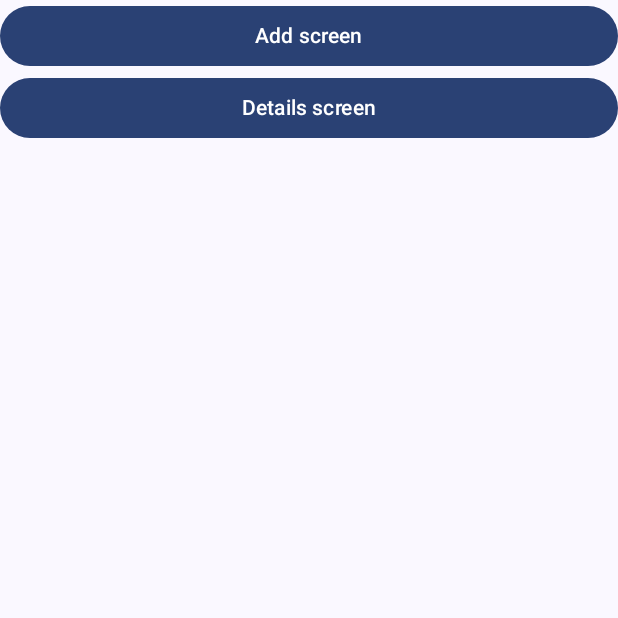
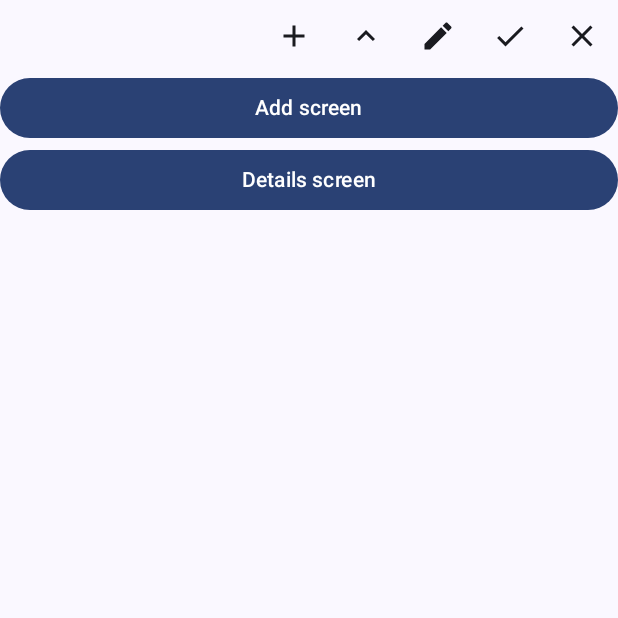
Before and after one commit to AlenniBoris/NoteApp, an Android app built with Jetpack Compose: the screen it shows after launch (MainActivity), on a phone screen of 412 x 824 dp, the top half of it. Run offline under Robolectric (Android 15) with nearby library versions, the phone set to English and light mode, and no system bars; our stand-ins replace Dagger/Hilt's generated code.

Commit message:
added top bar of the application

```diff
--- a/app/src/main/java/com/example/noteapplication/MainActivity.kt
+++ b/app/src/main/java/com/example/noteapplication/MainActivity.kt
@@ -15,7 +15,7 @@ import androidx.compose.ui.Modifier
 import androidx.compose.ui.tooling.preview.Preview
 import androidx.navigation.compose.rememberNavController
 import com.example.noteapplication.navigation.NavigationGraph
-import com.example.noteapplication.ui.theme.NoteApplicationTheme
+import com.example.noteapplication.presentation.uikit.theme.NoteApplicationTheme
 import dagger.hilt.android.AndroidEntryPoint
 
 @AndroidEntryPoint
--- a/app/src/main/java/com/example/noteapplication/navigation/NavigationGraph.kt
+++ b/app/src/main/java/com/example/noteapplication/navigation/NavigationGraph.kt
@@ -7,7 +7,7 @@ import androidx.compose.ui.Modifier
 import androidx.navigation.NavHostController
 import androidx.navigation.compose.NavHost
 import androidx.navigation.compose.composable
-import com.example.noteapplication.presentation.add.views.AddScreen
+import com.example.noteapplication.presentation.add.views.RefactorScreen
 import com.example.noteapplication.presentation.details.views.DetailsScreen
 import com.example.noteapplication.presentation.home.views.HomeScreen
 
@@ -18,7 +18,7 @@ fun NavigationGraph(
 ) {
     NavHost(
         navController = navController,
-        startDestination = Route.HomeRoute.route,
+        startDestination = Screen.Home.route,
         modifier = Modifier.padding(pd)
     ){
 
@@ -28,8 +28,8 @@ fun NavigationGraph(
             )
         }
 
-        composable(Route.AddScreen.route){
-            AddScreen(
+        composable(Route.RefactorScreen.route){
+            RefactorScreen(
                 navController = navController
             )
         }
--- a/app/src/main/java/com/example/noteapplication/navigation/Route.kt
+++ b/app/src/main/java/com/example/noteapplication/navigation/Route.kt
@@ -5,5 +5,5 @@ sealed class Route(
 ) {
     data object HomeRoute: Route("homescreen")
     data object DetailsRoute: Route("detailsscreen/{id}")
-    data object AddScreen: Route("addscreen")
+    data object RefactorScreen: Route("refactorscreen")
 }
--- a/app/src/main/java/com/example/noteapplication/navigation/Screen.kt
+++ b/app/src/main/java/com/example/noteapplication/navigation/Screen.kt
@@ -5,5 +5,5 @@ sealed class Screen(
 ){
     data object Home: Screen("homescreen")
     data object Details: Screen("detailsscreen/")
-    data object Add: Screen("addscreen")
+    data object Refactor: Screen("refactorscreen")
 }
--- a/app/src/main/java/com/example/noteapplication/presentation/add/views/AddScreen.kt
+++ b/app/src/main/java/com/example/noteapplication/presentation/add/views/RefactorScreen.kt
@@ -8,10 +8,9 @@ import androidx.compose.material3.Text
 import androidx.compose.runtime.Composable
 import androidx.compose.ui.Modifier
 import androidx.navigation.NavHostController
-import com.example.noteapplication.navigation.Route
 
 @Composable
-fun AddScreen(
+fun RefactorScreen(
     navController: NavHostController
 ){
     Column(
--- a/app/src/main/java/com/example/noteapplication/presentation/home/views/HomeScreen.kt
+++ b/app/src/main/java/com/example/noteapplication/presentation/home/views/HomeScreen.kt
@@ -1,7 +1,7 @@
 package com.example.noteapplication.presentation.home.views
 
+import androidx.compose.animation.fadeIn
 import androidx.compose.foundation.layout.Column
-import androidx.compose.foundation.layout.Row
 import androidx.compose.foundation.layout.fillMaxSize
 import androidx.compose.foundation.layout.fillMaxWidth
 import androidx.compose.material3.Button
@@ -9,8 +9,8 @@ import androidx.compose.material3.Text
 import androidx.compose.runtime.Composable
 import androidx.compose.ui.Modifier
 import androidx.navigation.NavHostController
-import com.example.noteapplication.navigation.Route
 import com.example.noteapplication.navigation.Screen
+import com.example.noteapplication.presentation.uikit.views.AppTopBar
 
 @Composable
 fun HomeScreen(
@@ -19,10 +19,23 @@ fun HomeScreen(
     Column(
         modifier = Modifier.fillMaxSize()
     ) {
+        AppTopBar(
+            needsAddButton = true,
+            onAddButtonClicked = {},
+            needsSortButton = true,
+            onSortButtonClicked = {},
+            needsEditButton = true,
+            onEditButtonClicked = {},
+            needsAcceptButton = true,
+            onAcceptButtonClicked = {},
+            needsDeclineButton = true,
+            onDeclineButtonClicked = {}
+        )
+
         Button(
             modifier = Modifier.fillMaxWidth(),
             onClick = {
-                navController.navigate(Screen.Add.route)
+                navController.navigate(Screen.Refactor.route)
             }
         ) {
             Text("Add screen")
--- a/app/src/main/java/com/example/noteapplication/ui/theme/Color.kt
+++ b/app/src/main/java/com/example/noteapplication/presentation/uikit/theme/Color.kt
@@ -1,4 +1,4 @@
-package com.example.noteapplication.ui.theme
+package com.example.noteapplication.presentation.uikit.theme
 
 import androidx.compose.ui.graphics.Color
 
--- a/app/src/main/java/com/example/noteapplication/ui/theme/Theme.kt
+++ b/app/src/main/java/com/example/noteapplication/presentation/uikit/theme/Theme.kt
@@ -1,4 +1,4 @@
-package com.example.noteapplication.ui.theme
+package com.example.noteapplication.presentation.uikit.theme
 
 import android.app.Activity
 import android.os.Build
--- a/app/src/main/java/com/example/noteapplication/ui/theme/Type.kt
+++ b/app/src/main/java/com/example/noteapplication/presentation/uikit/theme/Type.kt
@@ -1,4 +1,4 @@
-package com.example.noteapplication.ui.theme
+package com.example.noteapplication.presentation.uikit.theme
 
 import androidx.compose.material3.Typography
 import androidx.compose.ui.text.TextStyle
--- /dev/null
+++ b/app/src/main/java/com/example/noteapplication/presentation/uikit/views/AppTopBar.kt
@@ -0,0 +1,99 @@
+package com.example.noteapplication.presentation.uikit.views
+
+import android.widget.ImageButton
+import androidx.compose.foundation.layout.Arrangement
+import androidx.compose.foundation.layout.Row
+import androidx.compose.foundation.layout.fillMaxSize
+import androidx.compose.foundation.layout.fillMaxWidth
+import androidx.compose.material.icons.Icons
+import androidx.compose.material.icons.filled.Add
+import androidx.compose.material.icons.filled.Check
+import androidx.compose.material.icons.filled.Clear
+import androidx.compose.material.icons.filled.Edit
+import androidx.compose.material.icons.filled.KeyboardArrowUp
+import androidx.compose.material3.Icon
+import androidx.compose.material3.IconButton
+import androidx.compose.runtime.Composable
+import androidx.compose.ui.Modifier
+
+@Composable
+fun AppTopBar(
+    needsAddButton: Boolean,
+    onAddButtonClicked: () -> Unit,
+
+    needsSortButton: Boolean,
+    onSortButtonClicked: () -> Unit,
+
+    needsEditButton: Boolean,
+    onEditButtonClicked: () -> Unit,
+
+    needsAcceptButton: Boolean,
+    onAcceptButtonClicked: () -> Unit,
+
+    needsDeclineButton: Boolean,
+    onDeclineButtonClicked: () -> Unit,
+) {
+
+    Row(
+        modifier = Modifier.fillMaxWidth(),
+        horizontalArrangement = Arrangement.End
+    ){
+
+        if (needsAddButton) {
+            IconButton(
+                onClick = onAddButtonClicked
+            ){
+                Icon(
+                    imageVector = Icons.Filled.Add,
+                    contentDescription = "Icon Add"
+                )
+            }
+        }
+
+        if (needsSortButton) {
+            IconButton(
+                onClick = onSortButtonClicked
+            ){
+                Icon(
+                    imageVector = Icons.Filled.KeyboardArrowUp,
+                    contentDescription = "Icon sort"
+                )
+            }
+        }
+
+        if (needsEditButton) {
+            IconButton(
+                onClick = onEditButtonClicked
+            ){
+                Icon(
+                    imageVector = Icons.Filled.Edit,
+                    contentDescription = "Icon edit"
+                )
+            }
+        }
+
+        if (needsAcceptButton) {
+            IconButton(
+                onClick = onAcceptButtonClicked
+            ){
+                Icon(
+                    imageVector = Icons.Filled.Check,
+                    contentDescription = "Icon accept"
+                )
+            }
+        }
+
+        if (needsDeclineButton) {
+            IconButton(
+                onClick = onDeclineButtonClicked
+            ){
+                Icon(
+                    imageVector = Icons.Filled.Clear,
+                    contentDescription = "Icon decline"
+                )
+            }
+        }
+
+    }
+
+}
```
